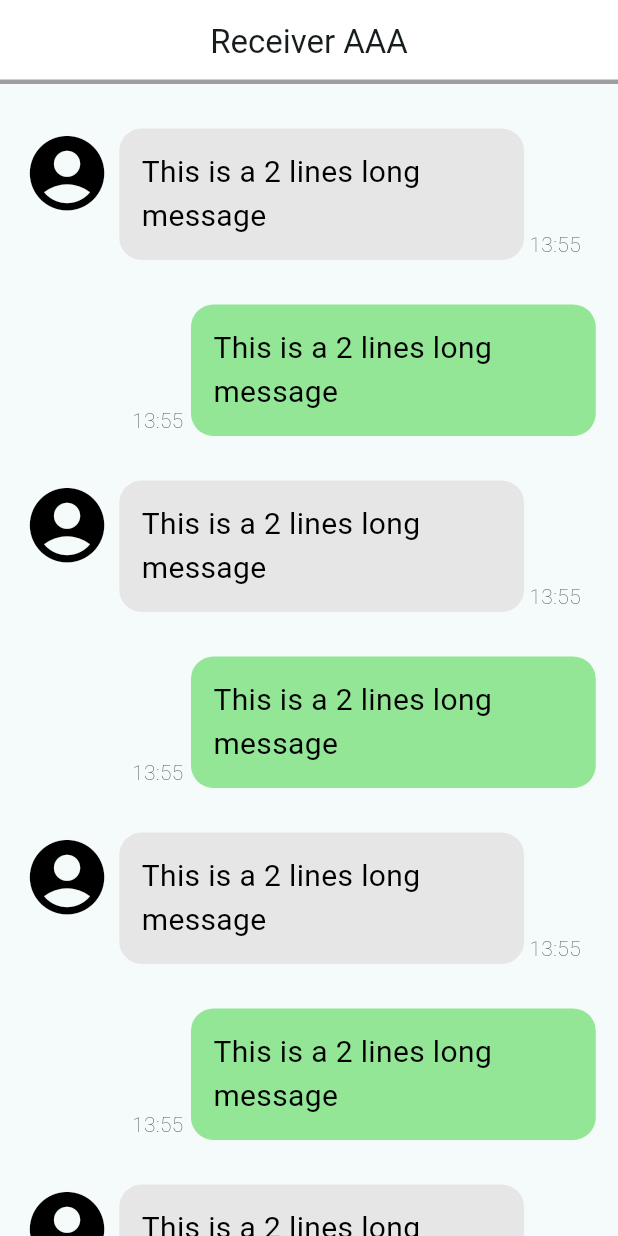
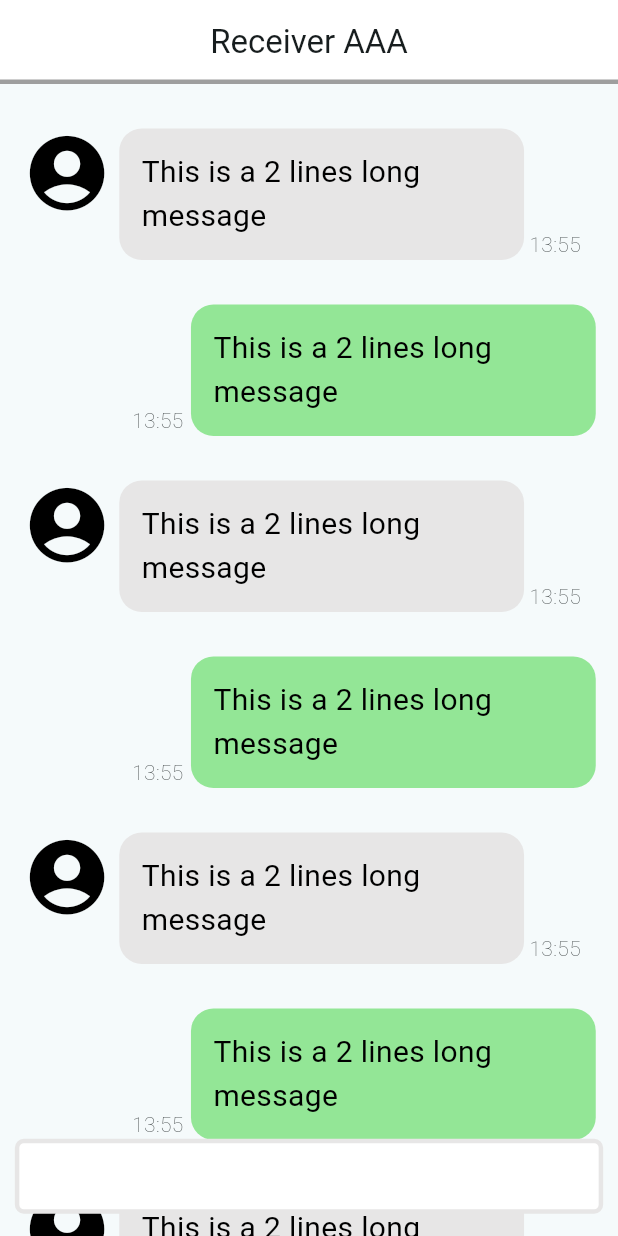
Before and after one commit to HOSHICHEN7267/ITS_chatbot, a Flutter app: the screen it shows after launch, on a phone screen of 412 x 824 dp. Run offline on Flutter 3.47's test engine with Material 3 defaults, Android fonts, the phone set to English and light mode, and no system bars.

Commit message:
Phase 3: Complete bottom container

```diff
--- a/lib/pages/chat_page.dart
+++ b/lib/pages/chat_page.dart
@@ -1,5 +1,6 @@
 import 'package:chat_app/components/message_box.dart';
 import 'package:flutter/material.dart';
+import 'package:flutter/widgets.dart';
 
 class Message {
   bool isSelf;
@@ -53,6 +54,21 @@ class _ChatPageState extends State<ChatPage> {
                       message: messages[1],
                       time: "13:55");
                 }),
+            Align(
+              alignment: Alignment.bottomCenter,
+              child: Padding(
+                padding: EdgeInsets.symmetric(vertical: screenWidth * 0.036, horizontal: screenWidth * 0.024),
+                child: Container(
+                  height: 50,
+                  decoration: BoxDecoration(
+                    color: Colors.white,
+                    borderRadius: BorderRadius.circular(6),
+                    border: Border.all(color: Theme.of(context).colorScheme.secondary, width: 3.0)
+                  ),
+
+                ),
+              ),
+            )
           ],
         ));
   }
```
